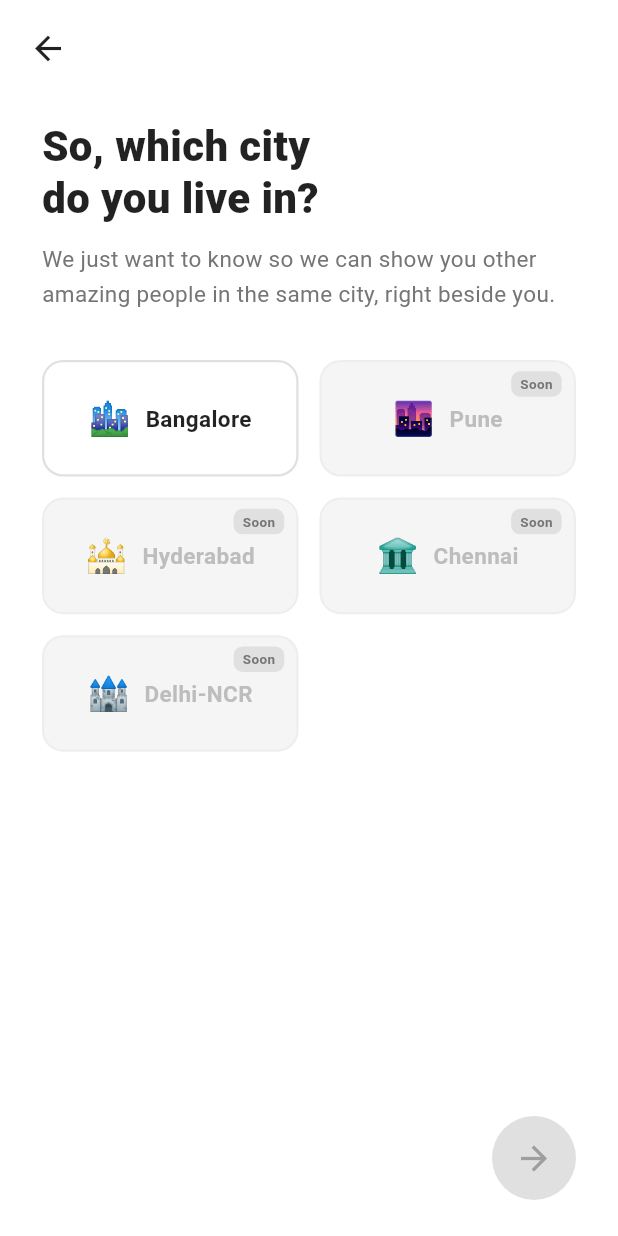
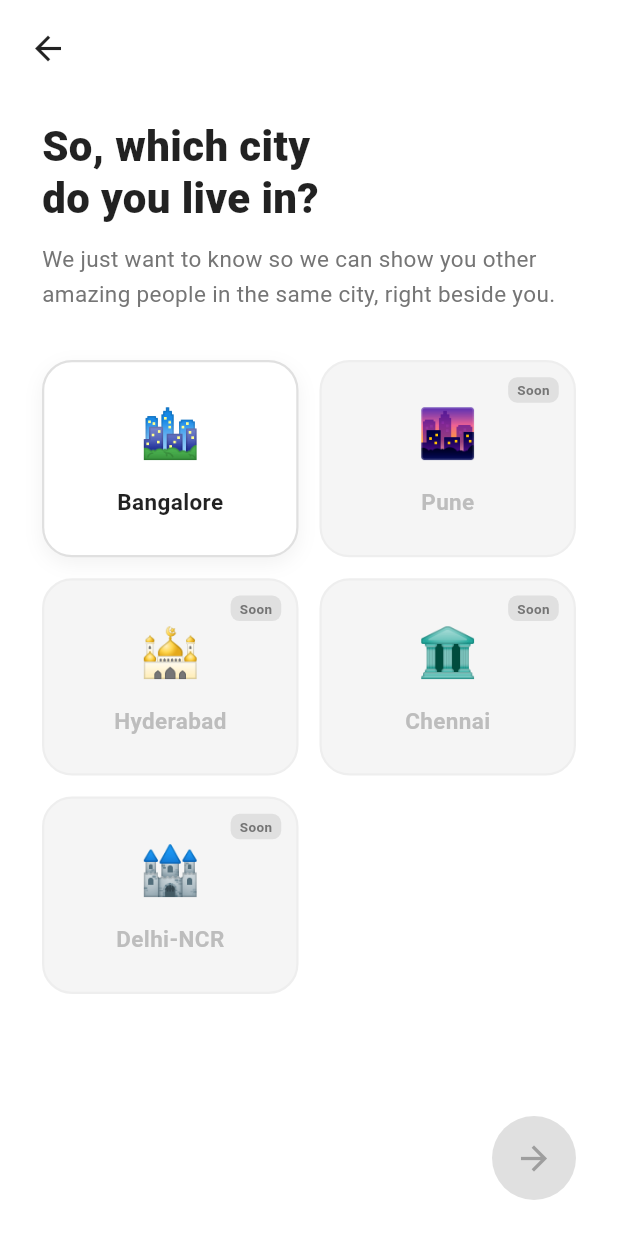
Before and after one commit to saurabh321gupta/PR, a Flutter app: the CityScreen screen opened directly with empty values, on a phone screen of 412 x 824 dp. Run offline on Flutter 3.47's test engine with Material 3 defaults, Android fonts, the phone set to English and light mode, and no system bars; our stand-ins replace cloud_firestore, firebase_auth, firebase_core, firebase_messaging, firebase_storage, image_picker; accounts and stored records are empty.

Commit message:
Redesign city selection tiles to be more stylish.
Changes:
- Changed `childAspectRatio` from 2.2 to 1.3 for taller, more balanced tiles.
- Increased `borderRadius` from 14 to 20 for a softer, modern look.
- Added a subtle `boxShadow` to enabled tiles to give them more depth.
- Refactored the tile layout from a `Row` to a `Column` to place the emoji above the city name.
- Increased the emoji's `fontSize` from 22 to 32 for better visual focus.
- Adjusted the "Soon" badge and selected checkmark positioning for better aesthetics.

Co-authored-by: saurabh321gupta <26357296+saurabh321gupta@users.noreply.github.com>

```diff
--- a/lib/screens/auth/city_screen.dart
+++ b/lib/screens/auth/city_screen.dart
@@ -112,7 +112,7 @@ class _CityScreenState extends State<CityScreen> {
                           crossAxisCount: 2,
                           mainAxisSpacing: 14,
                           crossAxisSpacing: 14,
-                          childAspectRatio: 2.2,
+                          childAspectRatio: 1.3,
                         ),
                         itemCount: _cities.length,
                         itemBuilder: (context, index) {
@@ -133,7 +133,7 @@ class _CityScreenState extends State<CityScreen> {
                                     : city.enabled
                                         ? Colors.white
                                         : Colors.grey.shade100,
-                                borderRadius: BorderRadius.circular(14),
+                                borderRadius: BorderRadius.circular(20),
                                 border: Border.all(
                                   color: isSelected
                                       ? const Color(0xFFE91E63)
@@ -142,24 +142,33 @@ class _CityScreenState extends State<CityScreen> {
                                           : Colors.grey.shade200,
                                   width: isSelected ? 2 : 1.5,
                                 ),
+                                boxShadow: city.enabled && !isSelected
+                                    ? [
+                                        BoxShadow(
+                                          color: Colors.black.withOpacity(0.05),
+                                          blurRadius: 10,
+                                          offset: const Offset(0, 4),
+                                        ),
+                                      ]
+                                    : null,
                               ),
                               child: Stack(
                                 children: [
                                   Center(
-                                    child: Row(
+                                    child: Column(
                                       mainAxisAlignment:
                                           MainAxisAlignment.center,
                                       children: [
                                         Text(
                                           city.emoji,
                                           style: TextStyle(
-                                            fontSize: 22,
+                                            fontSize: 32,
                                             color: city.enabled
                                                 ? null
                                                 : Colors.grey.shade400,
                                           ),
                                         ),
-                                        const SizedBox(width: 10),
+                                        const SizedBox(height: 12),
                                         Text(
                                           city.name,
                                           style: TextStyle(
@@ -178,8 +187,8 @@ class _CityScreenState extends State<CityScreen> {
                                   // "Coming soon" badge for disabled cities
                                   if (!city.enabled)
                                     Positioned(
-                                      top: 6,
-                                      right: 8,
+                                      top: 10,
+                                      right: 10,
                                       child: Container(
                                         padding: const EdgeInsets.symmetric(
                                             horizontal: 6, vertical: 2),
@@ -201,8 +210,8 @@ class _CityScreenState extends State<CityScreen> {
                                   // Checkmark for selected
                                   if (isSelected)
                                     const Positioned(
-                                      top: 8,
-                                      right: 8,
+                                      top: 12,
+                                      right: 12,
                                       child: Icon(
                                         Icons.check_circle,
                                         color: Color(0xFFE91E63),
```
Also changed, not shown: pubspec.lock.
